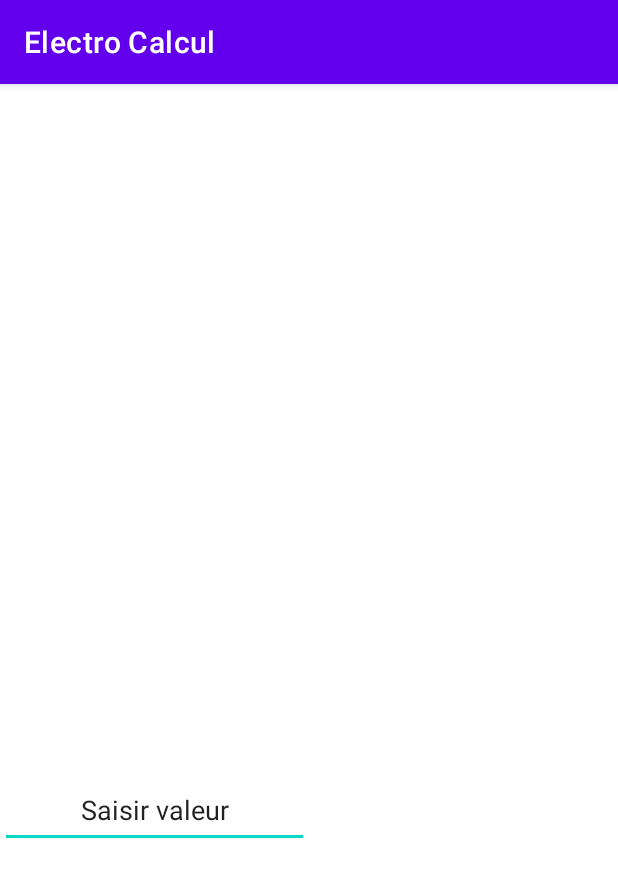
After one commit to Theophile-Yvars/Mini-Projet, an Android app: the Aop screen opened directly, with no data from a screen before it, on a phone screen of 412 x 824 dp. The commit adds this screen. Shown: the top 877 px of the screen. Run offline under Robolectric (Android 15) with nearby library versions, the phone set to English and light mode, and no system bars.

Commit message:
Activity 3 init

```diff
--- a/app/src/main/AndroidManifest.xml
+++ b/app/src/main/AndroidManifest.xml
@@ -9,7 +9,8 @@
         android:roundIcon="@mipmap/ic_launcher_round"
         android:supportsRtl="true"
         android:theme="@style/Theme.MaPetiteApp">
-        <activity android:name=".Led"></activity>
+        <activity android:name=".Aop"></activity>
+        <activity android:name=".Led" />
         <activity android:name=".Filtre" />
         <activity android:name=".MainActivity">
             <intent-filter>
--- /dev/null
+++ b/app/src/main/java/com/example/mapetiteapp/Aop.java
@@ -0,0 +1,14 @@
+package com.example.mapetiteapp;
+
+import androidx.appcompat.app.AppCompatActivity;
+
+import android.os.Bundle;
+
+public class Aop extends AppCompatActivity {
+
+    @Override
+    protected void onCreate(Bundle savedInstanceState) {
+        super.onCreate(savedInstanceState);
+        setContentView(R.layout.activity_aop);
+    }
+}
--- a/app/src/main/java/com/example/mapetiteapp/MainActivity.java
+++ b/app/src/main/java/com/example/mapetiteapp/MainActivity.java
@@ -18,6 +18,7 @@ public class MainActivity extends AppCompatActivity {
 
         Button buttonFiltre = findViewById(R.id.button1);
         Button buttonLed = findViewById(R.id.button2);
+        Button buttonAop = findViewById(R.id.button3);
 
         buttonFiltre.setOnClickListener(this::filtre);
         buttonLed.setOnClickListener(this::led);
@@ -38,4 +39,9 @@ public class MainActivity extends AppCompatActivity {
         Intent ledActivity = new Intent(getApplicationContext(),Led.class);
         startActivity(ledActivity);
     }
+
+    void aop(View sender){
+        Intent ledActivity = new Intent(getApplicationContext(),Aop.class);
+        startActivity(ledActivity);
+    }
 }
--- /dev/null
+++ b/app/src/main/res/layout/activity_aop.xml
@@ -0,0 +1,43 @@
+<?xml version="1.0" encoding="utf-8"?>
+<androidx.constraintlayout.widget.ConstraintLayout xmlns:android="http://schemas.android.com/apk/res/android"
+    xmlns:app="http://schemas.android.com/apk/res-auto"
+    xmlns:tools="http://schemas.android.com/tools"
+    android:layout_width="match_parent"
+    android:layout_height="match_parent"
+    tools:context=".Aop">
+
+    <LinearLayout
+        android:layout_width="match_parent"
+        android:layout_height="50dp"
+        android:layout_marginTop="300dp"
+        android:layout_marginBottom="100dp"
+        android:orientation="horizontal"
+        app:layout_constraintBottom_toBottomOf="parent"
+        app:layout_constraintEnd_toEndOf="parent"
+        app:layout_constraintStart_toStartOf="parent"
+        app:layout_constraintTop_toTopOf="parent">
+
+        <EditText
+            android:id="@+id/inputAop1"
+            android:layout_width="0dp"
+            android:layout_height="match_parent"
+            android:text="@string/inputAop1"
+            android:layout_weight="1"
+            android:ems="10"
+            android:gravity="center"
+            android:hint="@string/inputLed"
+            android:inputType="numberDecimal" />
+
+        <Spinner
+            android:id="@+id/spinnerAop1"
+            android:layout_width="0dp"
+            android:layout_height="wrap_content"
+            android:layout_weight="1"
+            android:background="@color/white"
+            app:layout_constraintEnd_toEndOf="parent"
+            app:layout_constraintHorizontal_bias="0.701"
+            app:layout_constraintStart_toStartOf="parent"
+            app:layout_constraintTop_toBottomOf="@+id/titre" />
+
+    </LinearLayout>
+</androidx.constraintlayout.widget.ConstraintLayout>
--- a/app/src/main/res/layout/activity_main.xml
+++ b/app/src/main/res/layout/activity_main.xml
@@ -56,7 +56,8 @@
             android:layout_width="match_parent"
             android:layout_height="wrap_content"
             android:layout_weight="1"
-            android:text="Button" />
+            android:gravity="center"
+            android:text="@string/activity3" />
     </LinearLayout>
 
 </androidx.constraintlayout.widget.ConstraintLayout>
--- a/app/src/main/res/values/strings.xml
+++ b/app/src/main/res/values/strings.xml
@@ -4,7 +4,10 @@
     <string name="titreLed">Calcul resistance pour une led</string>
     <string name="activite1">Filtre passe-bas</string>
     <string name="activite2">Led - Resistance</string>
+    <string name="activity3">AOP non-inverseur</string>
     <string name="inputLed">Saisir le voltage</string>
     <string name="outputLed">Valeur de la resistence</string>
     <string name="actionLed">Calcul de la resistance</string>
+    <string name="inputAop1">Saisir valeur</string>
+    <string name="inputAop2">Saisir valeur</string>
 </resources>
```
